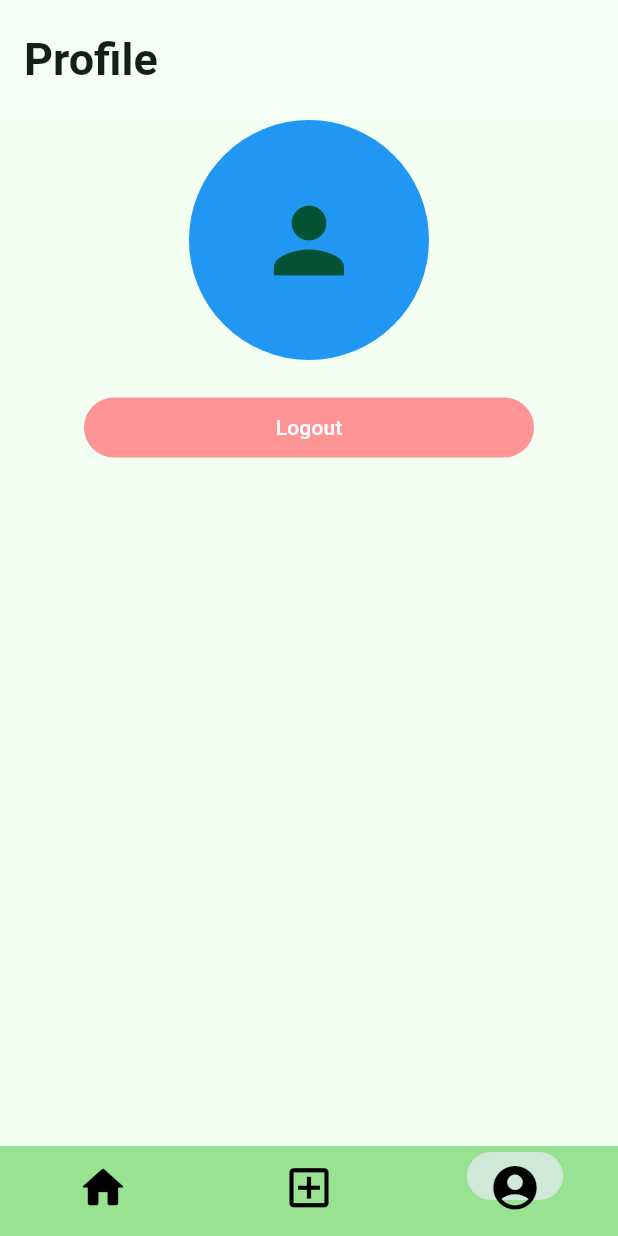
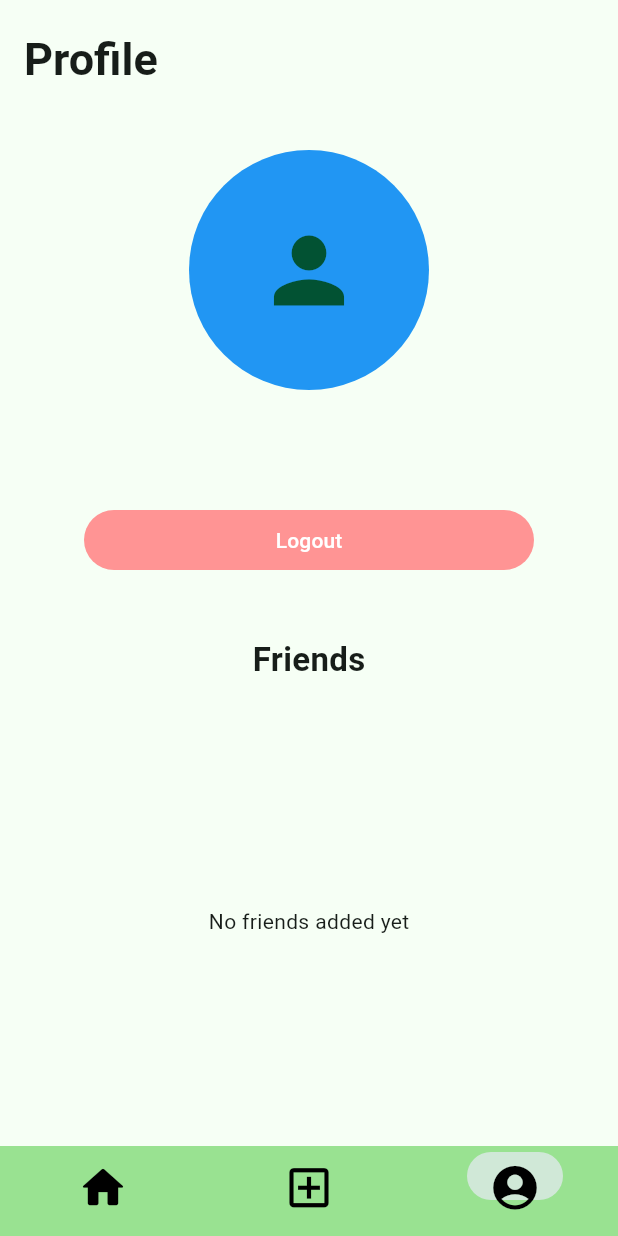
Before and after one commit to splacito12/Slice, a Flutter app: the screen it shows once a user with an empty profile is signed in, item 3 of the bottom bar chosen, on a phone screen of 412 x 824 dp. Run offline on Flutter 3.47's test engine with Material 3 defaults, Android fonts, the phone set to English and light mode, and no system bars; our stand-ins replace chat_bubbles, cloud_firestore, firebase_auth, firebase_core, firebase_storage, image_picker and 1 more; accounts and stored records are empty.

Commit message:
shows friends list on profile page and allow unfriending

```diff
--- a/slice/lib/views/pages/profile_page.dart
+++ b/slice/lib/views/pages/profile_page.dart
@@ -1,7 +1,9 @@
 import 'package:flutter/material.dart';
+import 'package:firebase_auth/firebase_auth.dart';
+import 'package:cloud_firestore/cloud_firestore.dart';
 import 'package:slice/services/auth/auth_service.dart';
 import 'package:slice/data/notifiers.dart';
-import 'package:firebase_auth/firebase_auth.dart';
+
 class ProfilePage extends StatelessWidget {
   const ProfilePage({super.key});
 
@@ -10,47 +12,133 @@ class ProfilePage extends StatelessWidget {
     _auth.signOut();
   }
 
+  Future<void> unfriend(String friendUid) async {
+    final uid = FirebaseAuth.instance.currentUser!.uid;
+
+    await FirebaseFirestore.instance
+        .collection('users')
+        .doc(uid)
+        .collection('friends')
+        .doc(friendUid)
+        .delete();
+
+    // remove myself from their list
+    await FirebaseFirestore.instance
+        .collection('users')
+        .doc(friendUid)
+        .collection('friends')
+        .doc(uid)
+        .delete();
+  }
+
   @override
   Widget build(BuildContext context) {
-    final user = FirebaseAuth.instance.currentUser;
-    final username = user?.displayName ?? 'User';
+    final user = FirebaseAuth.instance.currentUser!;
+    final username = user.displayName ?? "User";
+    final uid = user.uid;
 
     return Scaffold(
+      backgroundColor: const Color(0xFFF6FFF5),
+
       appBar: AppBar(
-        backgroundColor: Color.fromRGBO(246, 255, 245, 1),
+        backgroundColor: const Color(0xFFF6FFF5),
         toolbarHeight: 80,
-        title: Text(
+        title: const Text(
           "Profile",
           style: TextStyle(fontSize: 30, fontWeight: FontWeight.bold),
         ),
       ),
 
-      body: Center(
-        child: Column(
+      body: Column(
         children: [
+          const SizedBox(height: 20),
+
           CircleAvatar(
             backgroundColor: Colors.blue,
             radius: 80,
-              child: Icon(Icons.person, size: 70,),
+            child: const Icon(Icons.person, size: 70),
           ),
-            Text(username),
-            SizedBox(
+
+          const SizedBox(height: 10),
+          Text(username, style: const TextStyle(fontSize: 18)),
+          const SizedBox(height: 40),
+
+          Padding(
+            padding: const EdgeInsets.only(bottom: 40),
+            child: SizedBox(
               width: 300,
               child: FilledButton(
                 style: FilledButton.styleFrom(
-                    backgroundColor: Color.fromARGB(255, 255, 148, 148),
+                  backgroundColor: const Color.fromARGB(255, 255, 148, 148),
                 ),
                 onPressed: () {
-                    debugPrint('LOGOUT');
                   logOut();
                   currentPageNotifier = ValueNotifier(0);
                 },
-                  child: Text('Logout'),
+                child: const Text('Logout'),
+              ),
+            ),
+          ),
+
+          const Text(
+            "Friends",
+            style: TextStyle(fontSize: 22, fontWeight: FontWeight.bold),
+          ),
+          const SizedBox(height: 10),
+
+          Expanded(
+            child: StreamBuilder<QuerySnapshot>(
+              stream: FirebaseFirestore.instance
+                  .collection('users')
+                  .doc(uid)
+                  .collection('friends')
+                  .snapshots(),
+              builder: (context, snapshot) {
+                if (!snapshot.hasData) {
+                  return const Center(child: CircularProgressIndicator());
+                }
+
+                final docs = snapshot.data!.docs;
+
+                if (docs.isEmpty) {
+                  return const Center(child: Text("No friends added yet"));
+                }
+
+                return ListView.builder(
+                  itemCount: docs.length,
+                  itemBuilder: (context, index) {
+                    final data =
+                        docs[index].data() as Map<String, dynamic>;
+
+                    final friendUid = data["friendUid"]; // correct field
+                    final friendName = data["username"] ?? "Unknown";
+                    final friendPic = data["profilePic"] ?? "";
+
+                    return ListTile(
+                      leading: CircleAvatar(
+                        backgroundImage:
+                            (friendPic != null && friendPic != "")
+                                ? NetworkImage(friendPic)
+                                : null,
+                        child: (friendPic == "" || friendPic == null)
+                            ? const Icon(Icons.person)
+                            : null,
+                      ),
+                      title: Text(friendName),
+
+                      trailing: IconButton(
+                        icon: const Icon(Icons.remove_circle,
+                            color: Colors.red),
+                        onPressed: () => unfriend(friendUid),
+                      ),
+                    );
+                  },
+                );
+              },
             ),
           ),
         ],
       ),
-      )
     );
   }
 }
```
Lines whose indentation alone changed are shown as unchanged.
